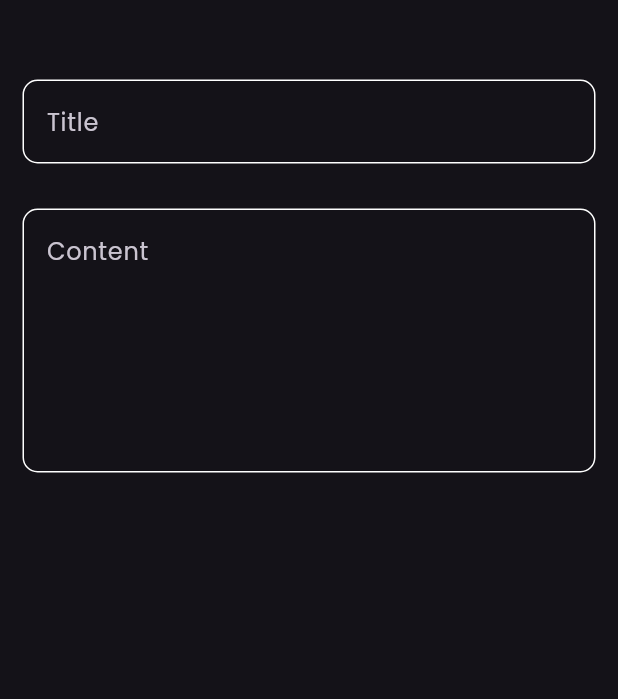
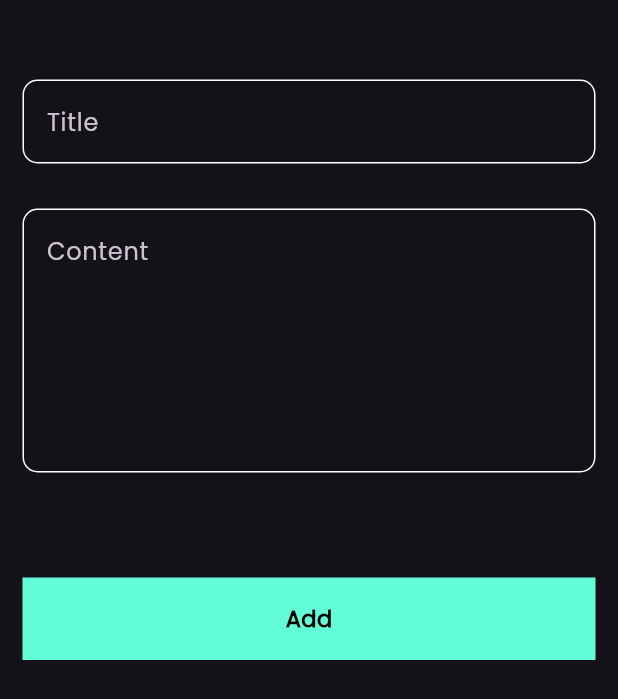
Before and after one commit to iYoussefAdly/notes_app, a Flutter app: the AddNoteBottomSheet widget shown alone on an empty page, opened directly, on a phone screen of 412 x 824 dp. Shown: the top 699 px of the screen. Run offline on Flutter 3.47's test engine with Material 3 defaults, Android fonts, the phone set to English and light mode, and no system bars.

Commit message:
finish NoteBottomSheet

```diff
--- a/lib/widgets/add_note_bottom_sheet.dart
+++ b/lib/widgets/add_note_bottom_sheet.dart
@@ -1,4 +1,5 @@
 import 'package:flutter/material.dart';
+import 'package:notes_app/widgets/custom_button.dart';
 import 'package:notes_app/widgets/custom_text_field.dart';
 
 class AddNoteBottomSheet extends StatelessWidget {
@@ -8,6 +9,7 @@ class AddNoteBottomSheet extends StatelessWidget {
   Widget build(BuildContext context) {
     return Padding(
       padding: const EdgeInsets.all(15),
+      child: SingleChildScrollView(
         child: Column(
           children: [
             Padding(
@@ -19,8 +21,17 @@ class AddNoteBottomSheet extends StatelessWidget {
             SizedBox(
               height: 30,
             ),
-          CustomTextField(hint: 'Content',maxLines: 6,)
+            CustomTextField(hint: 'Content',maxLines: 6,
+            ),
+            SizedBox(
+              height: 70,
+            ),
+            CustomButton(
+              onTap: () {
+              },
+            )
           ],
+        ),
       ),
     );
   }
--- /dev/null
+++ b/lib/widgets/custom_button.dart
@@ -0,0 +1,28 @@
+import 'package:flutter/material.dart';
+import 'package:notes_app/widgets/constants.dart';
+
+class CustomButton extends StatelessWidget {
+  const CustomButton({super.key, required this.onTap});
+  final VoidCallback onTap;
+  @override
+  Widget build(BuildContext context) {
+    return GestureDetector(
+      onTap: onTap,
+      child: Container(
+        decoration: BoxDecoration(color: kPrimaryColor),
+        width: MediaQuery.of(context).size.width,
+        height: 55,
+        child: Center(
+          child: Text(
+            'Add',
+            style: TextStyle(
+              color: Colors.black,
+              fontWeight: FontWeight.bold,
+              fontSize: 15,
+            ),
+          ),
+        ),
+      ),
+    );
+  }
+}
```
Lines whose indentation alone changed are shown as unchanged.
